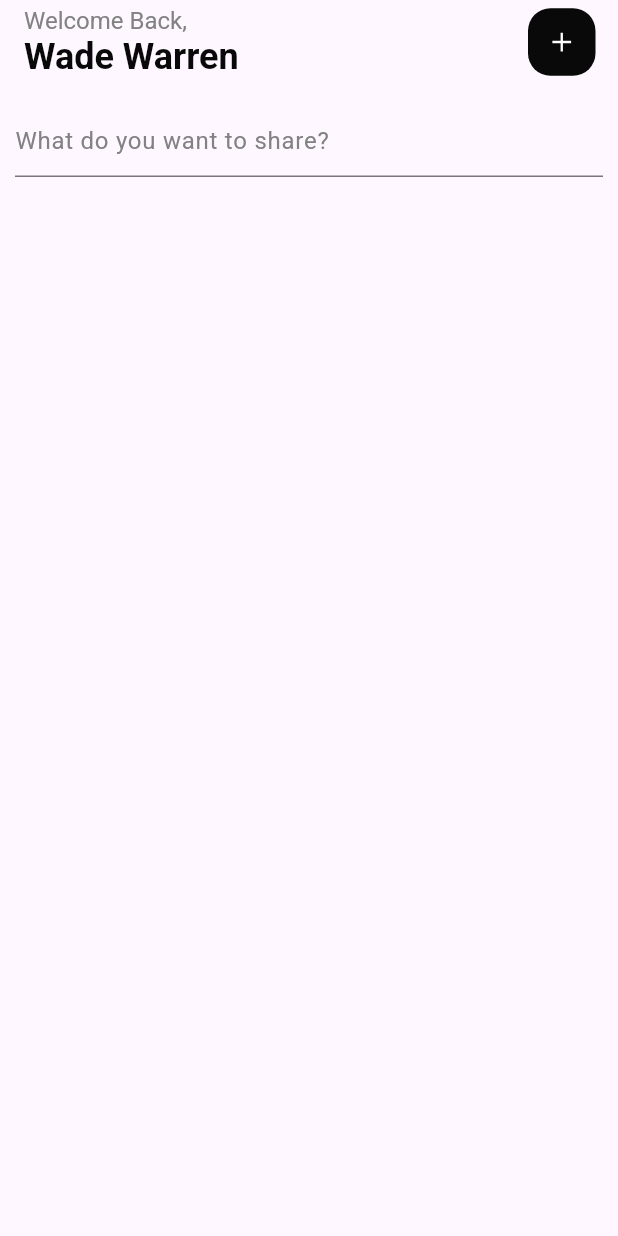
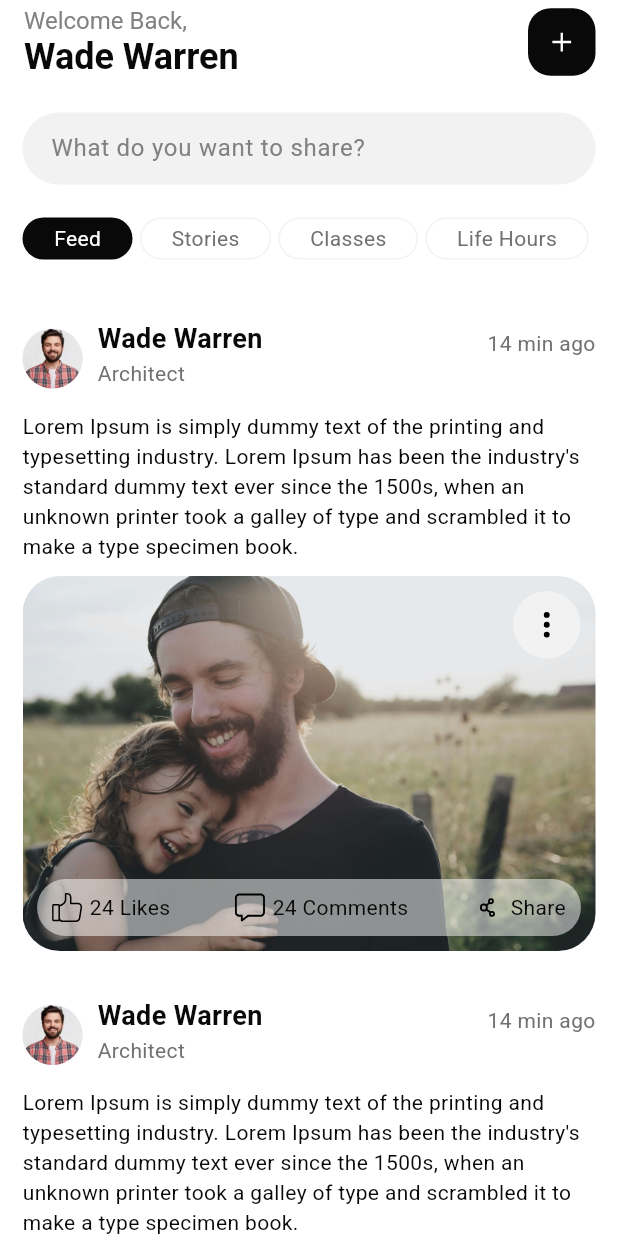
Before and after one commit to zsifat/animated_project, a Flutter app: the screen it shows after launch, on a phone screen of 412 x 824 dp. Run offline on Flutter 3.47's test engine with Material 3 defaults, Android fonts, the phone set to English and light mode, and no system bars; our stand-ins replace flutter_svg.

Commit message:
home screen done

```diff
--- a/lib/config/all_colors.dart
+++ b/lib/config/all_colors.dart
@@ -1,7 +1,13 @@
 import 'package:flutter/material.dart';
 
 class AllColors{
+  static Color transparent = const Color(0x00000000);
+  static Color transparentWhite = const Color(0x80FFFFFF);
+  static Color white = const Color(0xFFFFFFFF);
   static Color mainBlack = const Color(0xFF090909);
   static Color searchBackGrey = const Color(0xFFF2F2F2);
   static Color textGrey = const Color(0xFF828282);
+
+  static Color tabTextGrey = const Color(0xFF717171);
+
 }
--- a/lib/config/all_images.dart
+++ b/lib/config/all_images.dart
@@ -1,5 +1,8 @@
 class AllImages{
   //images
+  static String userImage = 'assets/images/user_image.jpg';
+  static String postImage = 'assets/images/post_image.jpg';
+
 
   // icons
   static String likeIcon = 'assets/icons/like_icon.svg';
--- a/lib/config/all_text_styles.dart
+++ b/lib/config/all_text_styles.dart
@@ -19,4 +19,10 @@ class AllTextStyles{
       color: AllColors.textGrey,
       fontFamily: 'Roboto-Regular'
     );
+
+    static TextStyle tabTextStyle = TextStyle(
+      fontSize: 14,
+      color: AllColors.tabTextGrey,
+      fontFamily: 'Roboto-Regular'
+    );
 }
--- a/lib/config/all_texts.dart
+++ b/lib/config/all_texts.dart
@@ -1,6 +1,11 @@
+import 'package:dribble_parentpal/config/all_images.dart';
+import 'package:dribble_parentpal/ui/screens/home_screens/models/post_model.dart';
+import 'package:dribble_parentpal/ui/screens/home_screens/models/tab_model.dart';
+
 class AllTexts{
   static String welcome = 'Welcome Back,';
   static String userName = 'Wade Warren';
+  static String profession = 'Architect';
   static String searchHint = 'What do you want to share?';
 
   static String feed = 'Feed';
@@ -12,4 +17,30 @@ class AllTexts{
   static String comments = 'Comments';
   static String share = 'Share';
 
+  static String time = '14 min';
+  static String ago = 'ago';
+
+  static int count = 24;
+
+  static String postDes = "Lorem Ipsum is simply dummy text of the printing and typesetting industry. Lorem Ipsum has been the industry's standard dummy text ever since the 1500s, when an unknown printer took a galley of type and scrambled it to make a type specimen book.";
+
+  static List<TabModel> tabModels = [
+    TabModel(title: AllTexts.feed, id: 0),
+    TabModel(title: AllTexts.stories, id: 1),
+    TabModel(title: AllTexts.classes, id: 2),
+    TabModel(title: AllTexts.lifeHour, id: 3),
+  ];
+
+
+  static List<PostModel> postModel = [
+    PostModel(
+        userImage: AllImages.userImage,
+        userName: userName,
+        userBio: AllTexts.profession,
+        postedTime: AllTexts.time,
+        postText:AllTexts.postDes,
+        postImage: AllImages.postImage,
+        likes: AllTexts.count,
+        comments: AllTexts.count),
+  ];
 }
--- a/lib/ui/screens/home_screens/home_screens.dart
+++ b/lib/ui/screens/home_screens/home_screens.dart
@@ -1,18 +1,41 @@
 
+import 'package:dribble_parentpal/config/all_colors.dart';
+import 'package:dribble_parentpal/config/all_texts.dart';
+import 'package:dribble_parentpal/ui/screens/home_screens/models/post_model.dart';
+import 'package:dribble_parentpal/ui/screens/home_screens/models/tab_model.dart';
+import 'package:dribble_parentpal/ui/screens/home_screens/widgets/custom_tab_button.dart';
 import 'package:dribble_parentpal/ui/screens/home_screens/widgets/home_page_appbar.dart';
+import 'package:dribble_parentpal/ui/screens/home_screens/widgets/post_card.dart';
 import 'package:dribble_parentpal/ui/screens/home_screens/widgets/search_bar_widget.dart';
 import 'package:flutter/material.dart';
 
-class HomeScreens extends StatelessWidget {
+class HomeScreens extends StatefulWidget {
   HomeScreens({super.key});
 
+  @override
+  State<HomeScreens> createState() => _HomeScreensState();
+}
+
+class _HomeScreensState extends State<HomeScreens> {
   final TextEditingController _searchController = SearchController();
 
+  List<TabModel> tabModels = AllTexts.tabModels;
+
+  List<PostModel> postModels = AllTexts.postModel;
+
+  int clickedId = 0;
+
+  tabClickFunc(int id){
+    setState((){
+      clickedId = id;
+    });
+  }
 
   @override
   Widget build(BuildContext context) {
     final size = MediaQuery.of(context).size;
     return Scaffold(
+      backgroundColor: AllColors.white,
       appBar: const PreferredSize(
           preferredSize: Size.fromHeight(60),
           child: HomePageAppbar(),
@@ -22,7 +45,28 @@ class HomeScreens extends StatelessWidget {
           width: size.width,
           child: Column(
             children: [
-                SearchBarWidget(searchController: _searchController)
+                SearchBarWidget(searchController: _searchController),
+              Padding(
+                padding: const EdgeInsets.only(left: 15, top: 5, bottom: 5),
+                child: SizedBox(
+                  height: 28,
+                  child: ListView.builder(
+                    scrollDirection: Axis.horizontal,
+                    itemCount: tabModels.length,
+                      itemBuilder: (context, index){
+                          return CustomTabButton(model: tabModels[index], clickedId: clickedId, clickFunc: tabClickFunc);
+                      })
+                )
+              ),
+              const SizedBox(height: 20),
+              ListView.builder(
+                shrinkWrap: true,
+                physics: const NeverScrollableScrollPhysics(),
+                itemCount: 10,
+                  itemBuilder: (context, index){
+                    return PostCard(model: postModels[0]);
+                  }
+              )
             ],
           )
         ),
--- /dev/null
+++ b/lib/ui/screens/home_screens/models/post_bottom_section_model.dart
@@ -0,0 +1,8 @@
+class PostBottomSectionModel {
+  final int likes;
+  final int comments;
+  final bool liked;
+
+  PostBottomSectionModel(
+      {required this.likes, required this.comments, required this.liked});
+}
--- /dev/null
+++ b/lib/ui/screens/home_screens/models/post_model.dart
@@ -0,0 +1,21 @@
+class PostModel {
+  final String userImage;
+  final String userName;
+  final String userBio;
+  final String postedTime;
+  final String postText;
+  final String postImage;
+  final int likes;
+  final int comments;
+
+  PostModel({
+    required this.userImage,
+    required this.userName,
+    required this.userBio,
+    required this.postedTime,
+    required this.postText,
+    required this.postImage,
+    required this.likes,
+    required this.comments,
+  });
+}
--- /dev/null
+++ b/lib/ui/screens/home_screens/models/tab_model.dart
@@ -0,0 +1,6 @@
+class TabModel {
+  final String title;
+  final int id;
+
+  TabModel({required this.title, required this.id});
+}
--- /dev/null
+++ b/lib/ui/screens/home_screens/widgets/custom_tab_button.dart
@@ -0,0 +1,49 @@
+import 'package:dribble_parentpal/config/all_colors.dart';
+import 'package:dribble_parentpal/config/all_text_styles.dart';
+import 'package:dribble_parentpal/ui/screens/home_screens/models/tab_model.dart';
+import 'package:flutter/material.dart';
+
+class CustomTabButton extends StatelessWidget {
+  final TabModel model;
+  final int clickedId;
+  final Function clickFunc;
+
+  const CustomTabButton(
+      {required this.model,
+      required this.clickedId,
+      required this.clickFunc,
+      super.key});
+
+  @override
+  Widget build(BuildContext context) {
+    return InkWell(
+      onTap: () {
+        clickFunc(model.id);
+      },
+      splashColor: AllColors.transparent,
+      highlightColor: AllColors.transparent,
+      child: Container(
+        margin: const EdgeInsets.only(right: 5),
+        alignment: Alignment.center,
+        padding: const EdgeInsets.symmetric(horizontal: 20),
+        // height: 35,
+        decoration: BoxDecoration(
+          borderRadius: BorderRadius.circular(20),
+          border: Border.all(
+            color: clickedId == model.id ? AllColors.transparent : AllColors.searchBackGrey,
+            width: 1
+          ),
+          color: clickedId == model.id ? AllColors.mainBlack : AllColors.white
+        ),
+        child: Text(
+          model.title,
+          style: AllTextStyles.tabTextStyle.copyWith(
+              color: clickedId == model.id
+                  ? AllColors.white
+                  : AllColors.tabTextGrey
+          ),
+        ),
+      ),
+    );
+  }
+}
--- a/lib/ui/screens/home_screens/widgets/home_page_appbar.dart
+++ b/lib/ui/screens/home_screens/widgets/home_page_appbar.dart
@@ -12,6 +12,7 @@ class HomePageAppbar extends StatelessWidget {
   @override
   Widget build(BuildContext context) {
     return  AppBar(
+      backgroundColor: AllColors.white,
       title: Column(
         crossAxisAlignment: CrossAxisAlignment.start,
         children: [
--- /dev/null
+++ b/lib/ui/screens/home_screens/widgets/post_bottom_section.dart
@@ -0,0 +1,91 @@
+import 'package:dribble_parentpal/config/all_colors.dart';
+import 'package:dribble_parentpal/config/all_images.dart';
+import 'package:dribble_parentpal/config/all_text_styles.dart';
+import 'package:dribble_parentpal/config/all_texts.dart';
+import 'package:flutter/material.dart';
+import 'package:flutter_svg/flutter_svg.dart';
+
+class PostBottomSection extends StatelessWidget {
+  final int likeCount;
+  final int commentCount;
+
+  const PostBottomSection(
+      {required this.likeCount,
+        required this.commentCount,
+        super.key});
+
+  @override
+  Widget build(BuildContext context) {
+    final width = MediaQuery.of(context).size.width;
+    return Positioned(
+      bottom: 10,
+      child: Container(
+        padding: const EdgeInsets.symmetric(horizontal: 10),
+        height: 38,
+        width: width * 0.88,
+        decoration: BoxDecoration(
+            borderRadius: BorderRadius.circular(25),
+            color: AllColors.transparentWhite),
+        child: Row(
+          spacing: 5,
+          children: [
+            // like section
+            InkWell(
+              onTap: () {
+              },
+              child: Row(
+                spacing: 5,
+                children: [
+                  SvgPicture.asset(
+                    AllImages.likeIcon,
+                    height: 20,
+                    width: 20,
+                  ),
+                  Text(
+                    "$likeCount ${AllTexts.likes}",
+                    style: AllTextStyles.tabTextStyle
+                        .copyWith(color: AllColors.mainBlack),
+                  ),
+                ],
+              ),
+            ),
+            const Spacer(),
+            InkWell(
+              onTap: () {},
+              child: Row(
+                spacing: 5,
+                children: [
+                  SvgPicture.asset(
+                    AllImages.messageIcon,
+                    height: 20,
+                    width: 20,
+                  ),
+                  Text(
+                    "$commentCount ${AllTexts.comments}",
+                    style: AllTextStyles.tabTextStyle
+                        .copyWith(color: AllColors.mainBlack),
+                  ),
+                ],
+              ),
+            ),
+            const Spacer(),
+            InkWell(
+              onTap: () {},
+              child: Row(
+                spacing: 5,
+                children: [
+                  SvgPicture.asset(AllImages.shareIcon, height: 20, width: 20),
+                  Text(
+                    AllTexts.share,
+                    style: AllTextStyles.tabTextStyle
+                        .copyWith(color: AllColors.mainBlack),
+                  ),
+                ],
+              ),
+            )
+          ],
+        ),
+      ),
+    );
+  }
+}
--- /dev/null
+++ b/lib/ui/screens/home_screens/widgets/post_card.dart
@@ -0,0 +1,71 @@
+import 'package:dribble_parentpal/config/all_colors.dart';
+import 'package:dribble_parentpal/config/all_images.dart';
+import 'package:dribble_parentpal/config/all_text_styles.dart';
+import 'package:dribble_parentpal/ui/screens/home_screens/models/post_model.dart';
+import 'package:dribble_parentpal/ui/screens/home_screens/widgets/post_bottom_section.dart';
+import 'package:dribble_parentpal/ui/screens/home_screens/widgets/post_card_top_sec.dart';
+import 'package:flutter/material.dart';
+import 'package:flutter_svg/flutter_svg.dart';
+
+class PostCard extends StatelessWidget {
+  final PostModel model;
+  const PostCard({required this.model, super.key});
+
+  @override
+  Widget build(BuildContext context) {
+    final width = MediaQuery.of(context).size.width;
+    return Container(
+      padding: const EdgeInsets.all(15),
+      width: width,
+      child: Column(
+        children: [
+          // post top section
+          const PostCardTopSec(),
+          const SizedBox(height: 15),
+          Text(
+            model.postText,
+            style:
+                AllTextStyles.tabTextStyle.copyWith(color: AllColors.mainBlack),
+          ),
+          const SizedBox(height: 10),
+          // Image section
+          Stack(
+            alignment: Alignment.center,
+            children: [
+              Container(
+                height: 250,
+                width: width,
+                decoration: BoxDecoration(
+                  borderRadius: BorderRadius.circular(25),
+                  image: DecorationImage(
+                    image: AssetImage(model.postImage),
+                    fit: BoxFit.cover
+                  )
+                )
+              ),
+              Positioned(
+                top: 10,
+                right: 10,
+                child: InkWell(
+                  onTap: (){
+                  },
+                  child: Container(
+                    padding: const EdgeInsets.all(12),
+                    height: 45,
+                    width: 45,
+                    decoration: BoxDecoration(
+                      color: AllColors.searchBackGrey,
+                      shape: BoxShape.circle
+                    ),
+                    child: SvgPicture.asset(AllImages.threeDotIcon, height: 40, width: 10)
+                  ),
+                ),
+              ),
+              PostBottomSection(likeCount: model.likes, commentCount: model.comments,)
+            ],
+          )
+        ],
+      ),
+    );
+  }
+}
--- /dev/null
+++ b/lib/ui/screens/home_screens/widgets/post_card_top_sec.dart
@@ -0,0 +1,47 @@
+import 'package:dribble_parentpal/config/all_images.dart';
+import 'package:dribble_parentpal/config/all_text_styles.dart';
+import 'package:dribble_parentpal/config/all_texts.dart';
+import 'package:flutter/material.dart';
+
+class PostCardTopSec extends StatelessWidget {
+  const PostCardTopSec({super.key});
+
+  @override
+  Widget build(BuildContext context) {
+    return Row(
+      crossAxisAlignment: CrossAxisAlignment.end,
+      spacing: 10,
+      children: [
+        CircleAvatar(
+          radius: 20,
+          backgroundImage: AssetImage(AllImages.userImage),
+        ),
+        Column(
+          crossAxisAlignment: CrossAxisAlignment.start,
+          mainAxisAlignment: MainAxisAlignment.center,
+          children: [
+            Text(
+              AllTexts.userName,
+              style: AllTextStyles.userNameBold.copyWith(fontSize: 18),
+            ),
+            Text(
+                AllTexts.profession,
+                style: AllTextStyles.tabTextStyle
+            )
+          ],
+        ),
+        const Spacer(),
+        Align(
+          alignment: Alignment.topCenter,
+          child: SizedBox(
+            height: 40,
+            child: Text(
+                '${AllTexts.time} ${AllTexts.ago}',
+                style: AllTextStyles.tabTextStyle
+            ),
+          ),
+        )
+      ],
+    );
+  }
+}
--- a/lib/ui/screens/home_screens/widgets/search_bar_widget.dart
+++ b/lib/ui/screens/home_screens/widgets/search_bar_widget.dart
@@ -1,3 +1,4 @@
+import 'package:dribble_parentpal/config/all_colors.dart';
 import 'package:dribble_parentpal/config/all_text_styles.dart';
 import 'package:dribble_parentpal/config/all_texts.dart';
 import 'package:flutter/material.dart';
@@ -11,14 +12,36 @@ class SearchBarWidget extends StatelessWidget {
 
     final width = MediaQuery.of(context).size.width;
     return Padding(
-      padding: const EdgeInsets.all(10.0),
+      padding: const EdgeInsets.all(15.0),
       child: SizedBox(
-        height: 56,
+        height: 50,
         width: width,
         child: TextField(
+          style: AllTextStyles.searchBarHintStyle,
+          onChanged: (value){
+
+          },
           decoration:InputDecoration(
+            filled: true,
+            fillColor: AllColors.searchBackGrey,
             hintText: AllTexts.searchHint,
-            hintStyle: AllTextStyles.searchBarHintStyle
+            hintStyle: AllTextStyles.searchBarHintStyle,
+            contentPadding: const EdgeInsets.symmetric(horizontal: 15),
+            // enabled border side
+            enabledBorder: OutlineInputBorder(
+              borderRadius: BorderRadius.circular(25),
+              borderSide: BorderSide(
+                color: AllColors.transparent,
+                width: 0
+              )
+            ),
+            focusedBorder: OutlineInputBorder(
+              borderRadius: BorderRadius.circular(25),
+              borderSide: BorderSide(
+                color: AllColors.transparent,
+                width: 0
+              )
+            )
           )
         )
       ),
```
Also changed, not shown: assets/images/post_image.jpg (added).
